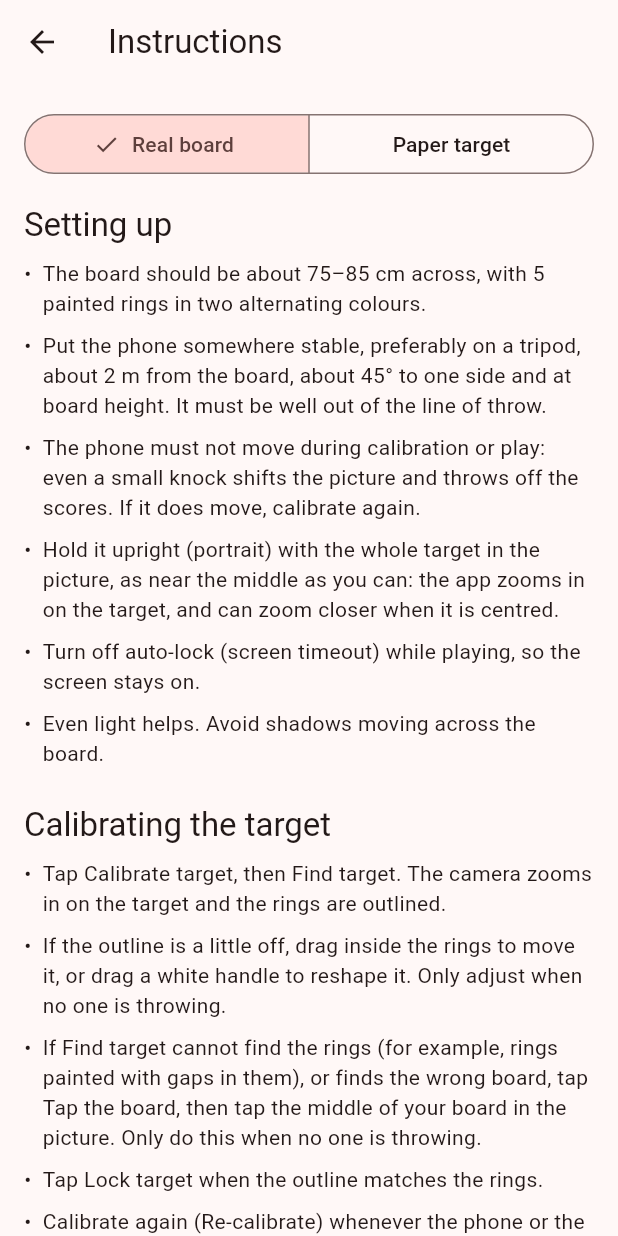
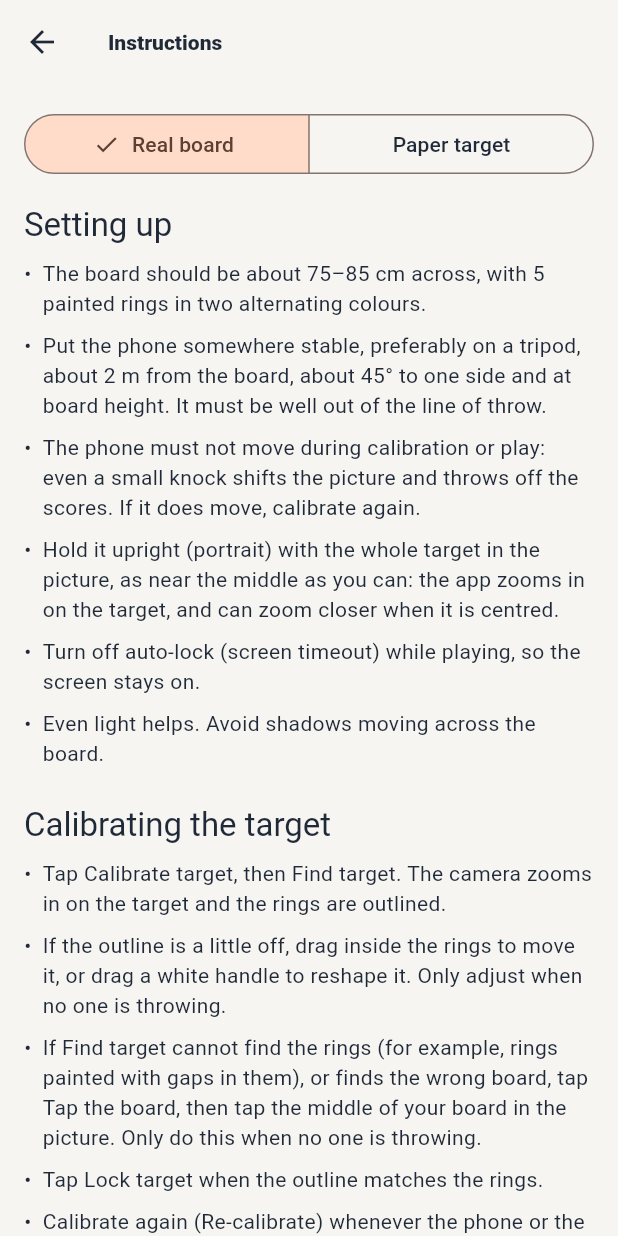
Before and after one commit to nrbondnz/thrower_app, a Flutter app: the screen it shows after launch, after a tap on "Instructions", on a phone screen of 412 x 824 dp. Run offline on Flutter 3.47's test engine with Material 3 defaults, Android fonts, the phone set to English and light mode, and no system bars; our stand-ins replace audioplayers, camera, flutter_riverpod; missing offline and left inert: amplify_api, amplify_auth_cognito, amplify_authenticator, amplify_flutter, games_services; accounts and stored records are empty.

Commit message:
App design, Task 2: light and dark themes (charcoal and amber palette), Appearance setting (Phone, Light, Dark) kept on the phone; camera screens always dark
Co-Authored-By: Claude Opus 5.5 <noreply@anthropic.com>

```diff
--- a/lib/main.dart
+++ b/lib/main.dart
@@ -10,7 +10,7 @@ import 'auth/amplify_backup.dart';
 import 'leaderboard/game_center_leaderboard_service.dart';
 import 'providers.dart';
 import 'ui/home_screen.dart';
-import 'ui/target_painter.dart';
+import 'ui/theme/app_theme.dart';
 
 /// Connects to the accounts backend if this build has its settings
 /// ([connectAccounts]); either way the app starts as before. On the iPhone,
@@ -45,7 +45,11 @@ class ThrowerApp extends ConsumerWidget {
     ref.listen(backupStatusProvider, (_, _) {});
     final app = MaterialApp(
       title: 'Thrower App',
-      theme: ThemeData(colorScheme: ColorScheme.fromSeed(seedColor: targetRed)),
+      // Light and dark (app-design story, Nigel 2026-10-23): as the phone
+      // is set, unless Setup → Appearance says otherwise.
+      theme: AppTheme.light(),
+      darkTheme: AppTheme.dark(),
+      themeMode: themeModeOf(ref.watch(appearanceProvider)),
       home: const HomeScreen(),
     );
     // With accounts, the sign-in screens appear only inside the Account
--- a/lib/providers.dart
+++ b/lib/providers.dart
@@ -18,6 +18,7 @@ import 'scoring/game_session.dart';
 import 'scoring/game_type.dart';
 import 'scoring/match.dart';
 import 'scoring/target_model.dart';
+import 'settings/appearance_store.dart';
 import 'settings/player_names_store.dart';
 import 'sound/signal_sounds.dart';
 import 'vision/target_calibration.dart';
@@ -260,6 +261,33 @@ class GameTypeNotifier extends Notifier<GameType> {
 final gameTypeProvider = NotifierProvider<GameTypeNotifier, GameType>(GameTypeNotifier.new);
 
 /// Where the player names last used are kept (the app's support folder).
+/// Where the Appearance setting is kept (app-design story, 2026-10-23).
+final appearanceStoreProvider =
+    Provider<AppearanceStore>((ref) => FileAppearanceStore(getApplicationSupportDirectory));
+
+/// Setup → Appearance: Phone (the default), Light or Dark. Starts as Phone,
+/// then takes the setting kept on the phone; each change is kept there (a
+/// failure to keep it is ignored: it's a convenience).
+class AppearanceNotifier extends Notifier<Appearance> {
+  var _changed = false;
+
+  @override
+  Appearance build() {
+    ref.read(appearanceStoreProvider).load().then((kept) {
+      if (!_changed && ref.mounted) state = kept;
+    });
+    return Appearance.phone;
+  }
+
+  void choose(Appearance appearance) {
+    _changed = true;
+    state = appearance;
+    ref.read(appearanceStoreProvider).save(appearance).ignore();
+  }
+}
+
+final appearanceProvider = NotifierProvider<AppearanceNotifier, Appearance>(AppearanceNotifier.new);
+
 final playerNamesStoreProvider =
     Provider<PlayerNamesStore>((ref) => FilePlayerNamesStore(getApplicationSupportDirectory));
 
--- /dev/null
+++ b/lib/settings/appearance_store.dart
@@ -0,0 +1,61 @@
+import 'dart:convert';
+import 'dart:io';
+
+/// Setup → Appearance (app-design story, Nigel 2026-10-23: "follow phone +
+/// override").
+enum Appearance {
+  /// Light or dark as the phone is set.
+  phone('Phone'),
+  light('Light'),
+  dark('Dark');
+
+  const Appearance(this.label);
+
+  /// The name shown in Setup.
+  final String label;
+}
+
+/// The Appearance setting, kept on the phone. An interface, like
+/// `PlayerNamesStore`; tests use a fake.
+abstract interface class AppearanceStore {
+  /// The setting kept, or [Appearance.phone] if none is kept or it can't be
+  /// read. Never throws: it's a convenience.
+  Future<Appearance> load();
+
+  /// Keeps [appearance]. Throws [FileSystemException] if it can't be saved.
+  Future<void> save(Appearance appearance);
+}
+
+/// [AppearanceStore] in one small JSON file, [fileName], in the folder
+/// [directory] gives (the app's own support folder, beside the history).
+class FileAppearanceStore implements AppearanceStore {
+  FileAppearanceStore(this.directory);
+
+  final Future<Directory> Function() directory;
+  static const fileName = 'appearance.json';
+
+  Future<File> get _file async {
+    final dir = await directory();
+    return File('${dir.path}${Platform.pathSeparator}$fileName');
+  }
+
+  @override
+  Future<Appearance> load() async {
+    try {
+      final file = await _file;
+      if (!await file.exists()) return Appearance.phone;
+      final json = jsonDecode(await file.readAsString());
+      final name = json is Map<String, Object?> ? json['appearance'] : null;
+      return Appearance.values.where((a) => a.name == name).firstOrNull ?? Appearance.phone;
+    } catch (_) {
+      // No folder (as in tests), or a file that can't be read: the default.
+      return Appearance.phone;
+    }
+  }
+
+  @override
+  Future<void> save(Appearance appearance) async {
+    final file = await _file;
+    await file.writeAsString(jsonEncode({'appearance': appearance.name}), flush: true);
+  }
+}
--- a/lib/ui/calibration_screen.dart
+++ b/lib/ui/calibration_screen.dart
@@ -19,6 +19,7 @@ import '../vision/target_mapping.dart';
 import 'calibration_editor.dart';
 import 'camera_view.dart';
 import 'watch_status.dart';
+import 'theme/app_theme.dart';
 
 /// Point the mounted phone at the board and tap "Find target": the camera
 /// zooms in on the board and the fitted ring edges are drawn over the live
@@ -179,8 +180,11 @@ class _CalibrationScreenState extends ConsumerState<CalibrationScreen> {
     debugPrint('Calibration frame saved to ${file.path}');
   }
 
+  // Always dark, whatever Setup → Appearance says (app-design story).
   @override
-  Widget build(BuildContext context) {
+  Widget build(BuildContext context) => CameraTheme(child: _screen(context));
+
+  Widget _screen(BuildContext context) {
     final camera = ref.watch(cameraProvider).value;
     final state = ref.watch(calibrationProvider);
     final notifier = ref.read(calibrationProvider.notifier);
--- a/lib/ui/live_quick_draw_screen.dart
+++ b/lib/ui/live_quick_draw_screen.dart
@@ -15,6 +15,7 @@ import '../scoring/match.dart';
 import '../scoring/quick_draw_match.dart';
 import 'camera_view.dart';
 import 'quick_draw_boards.dart';
+import 'theme/app_theme.dart';
 
 /// Quick draw with the phone's live camera (Home → Quick draw): two throwers,
 /// one board each, side by side, throwing on the app's start signal.
@@ -191,8 +192,11 @@ class _LiveQuickDrawScreenState extends ConsumerState<LiveQuickDrawScreen> with
     };
   }
 
+  // Always dark, whatever Setup → Appearance says (app-design story).
   @override
-  Widget build(BuildContext context) {
+  Widget build(BuildContext context) => CameraTheme(child: _screen(context));
+
+  Widget _screen(BuildContext context) {
     final targets = ref.watch(quickDrawTargetsProvider);
     final camera = ref.watch(liveQuickDrawCameraProvider).value;
     // Keeps the sounds loaded while Quick draw is open (they are released
--- a/lib/ui/play_screen.dart
+++ b/lib/ui/play_screen.dart
@@ -20,6 +20,7 @@ import 'camera_view.dart';
 import 'post_score_panel.dart';
 import 'round_marks.dart';
 import 'score_corrections.dart';
+import 'theme/app_theme.dart';
 
 /// Play on one target: the locked target in the live picture; each throw is
 /// detected and scored, with a yellow circle showing its score where each
@@ -129,8 +130,11 @@ class _PlayScreenState extends ConsumerState<PlayScreen> implements CorrectionHo
     super.dispose();
   }
 
+  // Always dark, whatever Setup → Appearance says (app-design story).
   @override
-  Widget build(BuildContext context) {
+  Widget build(BuildContext context) => CameraTheme(child: _screen(context));
+
+  Widget _screen(BuildContext context) {
     final calibration = ref.watch(calibrationProvider);
     final match = ref.watch(gameProvider);
     final game = match.players.first;
--- a/lib/ui/quick_draw_screen.dart
+++ b/lib/ui/quick_draw_screen.dart
@@ -13,6 +13,7 @@ import '../providers.dart';
 import 'camera_view.dart';
 import 'quick_draw_boards.dart';
 import 'recorded_preview.dart';
+import 'theme/app_theme.dart';
 
 /// Quick draw on a recording (Live test → Quick draw): two throwers, one board
 /// each, both in one view. The live camera's Quick draw is
@@ -93,8 +94,11 @@ class _QuickDrawScreenState extends ConsumerState<QuickDrawScreen> with BoardCho
     super.dispose();
   }
 
+  // Always dark, whatever Setup → Appearance says (app-design story).
   @override
-  Widget build(BuildContext context) {
+  Widget build(BuildContext context) => CameraTheme(child: _screen(context));
+
+  Widget _screen(BuildContext context) {
     final camera = ref.watch(quickDrawCameraProvider);
     final targets = ref.watch(quickDrawTargetsProvider);
     final notifier = ref.read(quickDrawTargetsProvider.notifier);
--- a/lib/ui/score_pad_screen.dart
+++ b/lib/ui/score_pad_screen.dart
@@ -6,6 +6,7 @@ import '../scoring/game_type.dart';
 import '../scoring/match.dart';
 import 'play_screen.dart';
 import 'score_corrections.dart';
+import 'theme/app_theme.dart';
 
 /// Play for the games scored by hand, Precision and Three targets
 /// (more-game-types story, Nigel 2026-10-20: "We can worry about the camera
@@ -39,8 +40,11 @@ class _ScorePadScreenState extends ConsumerState<ScorePadScreen> implements Corr
     if (await confirmFinishGame(context) && mounted) ref.read(gameProvider.notifier).finishGame();
   }
 
+  // Always dark, whatever Setup → Appearance says (app-design story).
   @override
-  Widget build(BuildContext context) {
+  Widget build(BuildContext context) => CameraTheme(child: _screen(context));
+
+  Widget _screen(BuildContext context) {
     ref.listen(historySaveErrorProvider, (_, message) {
       if (message != null) {
         ScaffoldMessenger.of(context).showSnackBar(
--- /dev/null
+++ b/lib/ui/theme/app_theme.dart
@@ -0,0 +1,132 @@
+import 'package:flutter/material.dart';
+
+import '../../settings/appearance_store.dart';
+
+/// The app's colours (app-design story, docs/thrower/AppDesign/Colour and
+/// Themes.md): charcoal, amber for wood and axes, red for the bull. The
+/// light theme's are darkened to read on a light background.
+class AppPalette {
+  const AppPalette({
+    required this.background,
+    required this.surface,
+    required this.primary,
+    required this.onPrimary,
+    required this.accent,
+    required this.text,
+    required this.mutedText,
+  });
+
+  final Color background;
+
+  /// Cards and panels.
+  final Color surface;
+
+  /// Amber: the main button, highlights.
+  final Color primary;
+
+  /// Text on [primary].
+  final Color onPrimary;
+
+  /// Red: the bull, a highlight.
+  final Color accent;
+  final Color text;
+
+  /// Labels under numbers, captions.
+  final Color mutedText;
+
+  static const dark = AppPalette(
+    background: Color(0xFF121212),
+    surface: Color(0xFF1E1E1E),
+    primary: Color(0xFFD97706),
+    onPrimary: Color(0xFF121212),
+    accent: Color(0xFFDC2626),
+    text: Color(0xFFF3F4F6),
+    mutedText: Color(0xFF9CA3AF),
+  );
+
+  static const light = AppPalette(
+    background: Color(0xFFF7F5F2),
+    surface: Color(0xFFFFFFFF),
+    primary: Color(0xFFB45309),
+    onPrimary: Color(0xFFFFFFFF),
+    accent: Color(0xFFB91C1C),
+    text: Color(0xFF1F2937),
+    mutedText: Color(0xFF6B7280),
+  );
+}
+
+/// The light and dark [ThemeData], from [AppPalette].
+abstract final class AppTheme {
+  static ThemeData light() => _from(AppPalette.light, Brightness.light);
+
+  static ThemeData dark() => _from(AppPalette.dark, Brightness.dark);
+
+  static ThemeData _from(AppPalette p, Brightness brightness) {
+    final scheme = ColorScheme.fromSeed(seedColor: p.primary, brightness: brightness).copyWith(
+      primary: p.primary,
+      onPrimary: p.onPrimary,
+      secondary: p.accent,
+      error: p.accent,
+      surface: p.background,
+      onSurface: p.text,
+      onSurfaceVariant: p.mutedText,
+      surfaceContainerLow: p.surface,
+      surfaceContainer: p.surface,
+      surfaceContainerHigh: p.surface,
+    );
+    final base = ThemeData(colorScheme: scheme, brightness: brightness, useMaterial3: true);
+    return base.copyWith(
+      scaffoldBackgroundColor: p.background,
+      appBarTheme: AppBarTheme(
+        backgroundColor: p.background,
+        foregroundColor: p.text,
+        elevation: 0,
+        scrolledUnderElevation: 0,
+        centerTitle: false,
+        titleTextStyle: base.textTheme.titleLarge?.copyWith(color: p.text, fontWeight: FontWeight.w800),
+      ),
+      cardTheme: CardThemeData(
+        color: p.surface,
+        elevation: brightness == Brightness.dark ? 0 : 1,
+        margin: EdgeInsets.zero,
+        shape: RoundedRectangleBorder(borderRadius: BorderRadius.circular(16)),
+      ),
+      navigationBarTheme: NavigationBarThemeData(
+        backgroundColor: p.surface,
+        indicatorColor: p.primary.withValues(alpha: 0.25),
+        labelTextStyle: WidgetStatePropertyAll(base.textTheme.labelMedium?.copyWith(color: p.text)),
+      ),
+      filledButtonTheme: FilledButtonThemeData(
+        style: FilledButton.styleFrom(
+          backgroundColor: p.primary,
+          foregroundColor: p.onPrimary,
+          textStyle: const TextStyle(fontWeight: FontWeight.w700),
+        ),
+      ),
+      textTheme: base.textTheme.apply(bodyColor: p.text, displayColor: p.text),
+    );
+  }
+
+  /// The theme the camera screens always use: dark, whatever the setting
+  /// (read from the throwing line, often in a dim range).
+  static final cameraDark = dark();
+}
+
+/// The [ThemeMode] for an [Appearance] setting.
+ThemeMode themeModeOf(Appearance appearance) => switch (appearance) {
+  Appearance.phone => ThemeMode.system,
+  Appearance.light => ThemeMode.light,
+  Appearance.dark => ThemeMode.dark,
+};
+
+/// Puts a camera screen in [AppTheme.cameraDark] whatever the Appearance
+/// setting (docs/thrower/AppDesign/Colour and Themes.md → The Camera
+/// Screens Stay Dark).
+class CameraTheme extends StatelessWidget {
+  const CameraTheme({super.key, required this.child});
+
+  final Widget child;
+
+  @override
+  Widget build(BuildContext context) => Theme(data: AppTheme.cameraDark, child: child);
+}
--- a/lib/ui/two_target_play_screen.dart
+++ b/lib/ui/two_target_play_screen.dart
@@ -19,6 +19,7 @@ import 'play_screen.dart';
 import 'quick_draw_boards.dart';
 import 'round_marks.dart';
 import 'score_corrections.dart';
+import 'theme/app_theme.dart';
 
 /// Play for two players on two targets, throwing at the same time (Home →
 /// Play → 2 players, 2 targets; players-and-targets story, Task 3).
@@ -175,8 +176,11 @@ class _TwoTargetPlayScreenState extends ConsumerState<TwoTargetPlayScreen> with
     super.dispose();
   }
 
+  // Always dark, whatever Setup → Appearance says (app-design story).
   @override
-  Widget build(BuildContext context) {
+  Widget build(BuildContext context) => CameraTheme(child: _screen(context));
+
+  Widget _screen(BuildContext context) {
     final targets = ref.watch(playTargetsProvider);
     final match = ref.watch(gameProvider);
     ref.listen(historySaveErrorProvider, (_, message) {
```
Also changed, not shown: 1 other file.
